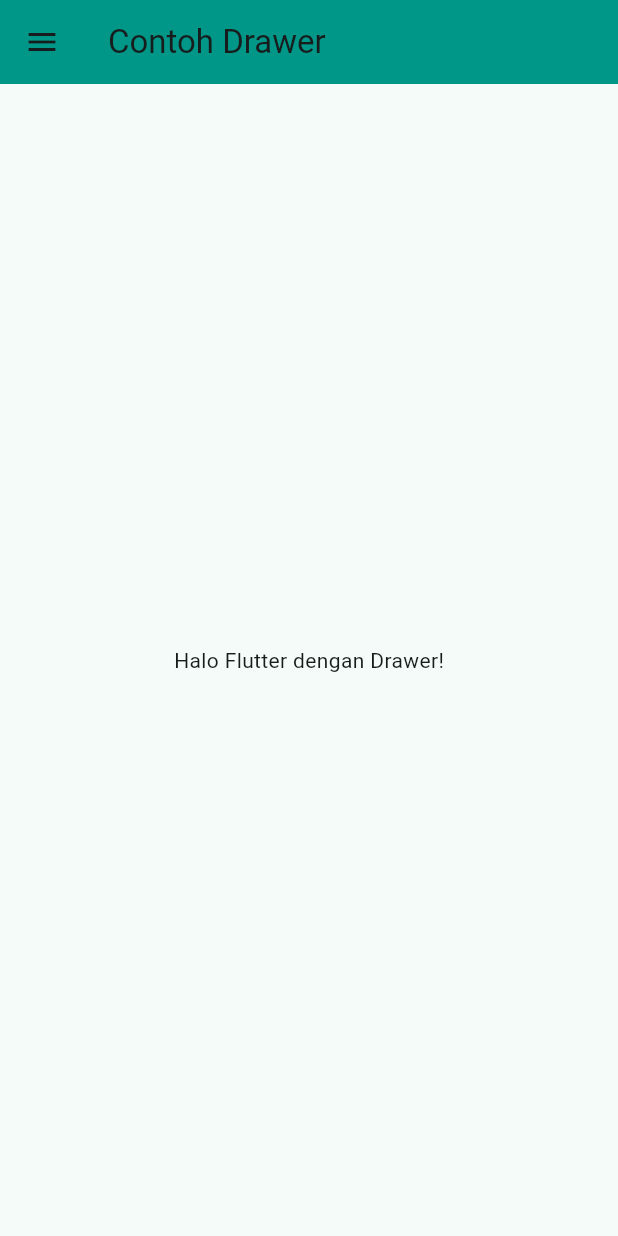
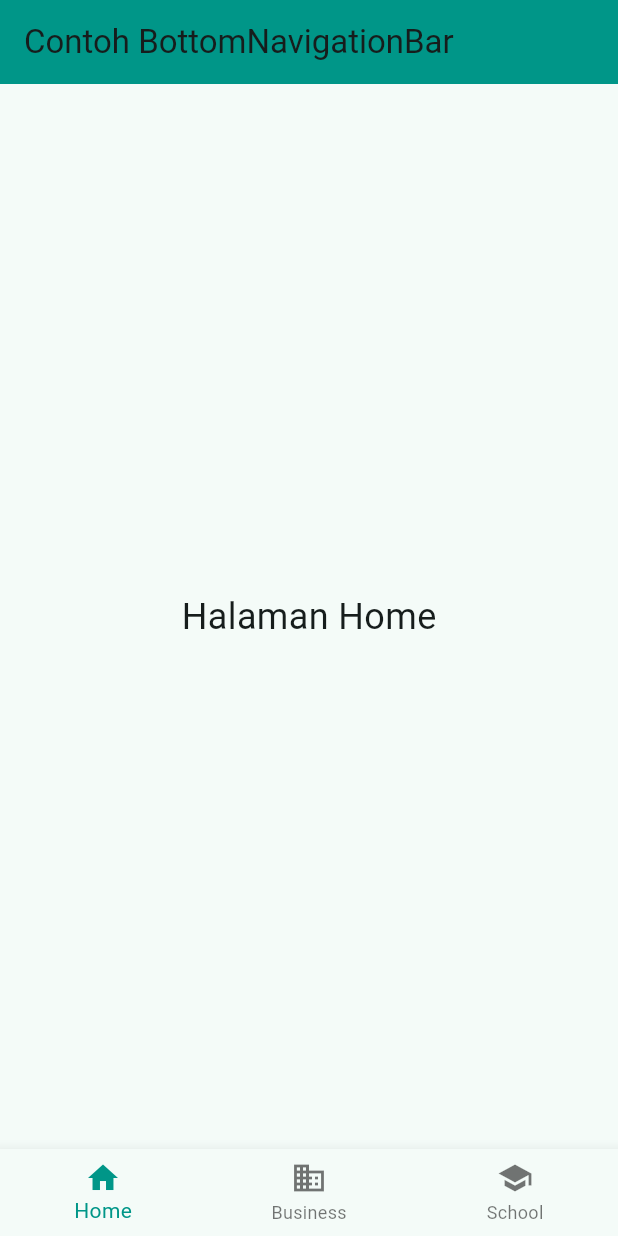
Before and after one commit to afiqfirdaus21/Pemrograman-Mobile, a Flutter app: the screen it shows after launch, on a phone screen of 412 x 824 dp. Run offline on Flutter 3.47's test engine with Material 3 defaults, Android fonts, the phone set to English and light mode, and no system bars.

Commit message:
bottom navitor bar

```diff
--- a/Pertemuan 6/praktikum1/lib/main.dart
+++ b/Pertemuan 6/praktikum1/lib/main.dart
@@ -10,7 +10,7 @@ class MyApp extends StatelessWidget {
   @override
   Widget build(BuildContext context) {
     return MaterialApp(
-      title: 'Contoh Drawer',
+      title: 'Contoh BottomNavigationBar',
       theme: ThemeData(
         colorScheme: ColorScheme.fromSeed(seedColor: Colors.teal),
       ),
@@ -19,44 +19,54 @@ class MyApp extends StatelessWidget {
   }
 }
 
-class MyHomePage extends StatelessWidget {
+class MyHomePage extends StatefulWidget {
   const MyHomePage({super.key});
+
+  @override
+  State<MyHomePage> createState() => _MyHomePageState();
+}
+
+class _MyHomePageState extends State<MyHomePage> {
+  int _selectedIndex = 0;
+
+  static const List<Widget> _pages = <Widget>[
+    Center(child: Text('Halaman Home', style: TextStyle(fontSize: 24))),
+    Center(child: Text('Halaman Business', style: TextStyle(fontSize: 24))),
+    Center(child: Text('Halaman School', style: TextStyle(fontSize: 24))),
+  ];
+
+  void _onItemTapped(int index) {
+    setState(() {
+      _selectedIndex = index;
+    });
+  }
 
   @override
   Widget build(BuildContext context) {
     return Scaffold(
       appBar: AppBar(
-        title: const Text("Contoh Drawer"),
+        title: const Text("Contoh BottomNavigationBar"),
         backgroundColor: Colors.teal,
       ),
-      drawer: Drawer(
-        child: ListView(
-          padding: EdgeInsets.zero,
-          children: const <Widget>[
-            DrawerHeader(
-              decoration: BoxDecoration(color: Colors.blue),
-              child: Text(
-                'Drawer Header',
-                style: TextStyle(color: Colors.white, fontSize: 24),
-              ),
-            ),
-            ListTile(
-              leading: Icon(Icons.message),
-              title: Text('Messages'),
-            ),
-            ListTile(
-              leading: Icon(Icons.account_circle),
-              title: Text('Profile'),
-            ),
-            ListTile(
-              leading: Icon(Icons.settings),
-              title: Text('Settings'),
-            ),
-          ],
-        ),
-      ),
-      body: const Center(
-        child: Text("Halo Flutter dengan Drawer!"),
+      body: _pages[_selectedIndex],
+      bottomNavigationBar: BottomNavigationBar(
+        items: const <BottomNavigationBarItem>[
+          BottomNavigationBarItem(
+            icon: Icon(Icons.home),
+            label: 'Home',
+          ),
+          BottomNavigationBarItem(
+            icon: Icon(Icons.business),
+            label: 'Business',
+          ),
+          BottomNavigationBarItem(
+            icon: Icon(Icons.school),
+            label: 'School',
+          ),
+        ],
+        currentIndex: _selectedIndex, // item aktif
+        selectedItemColor: Colors.teal,
+        onTap: _onItemTapped,
       ),
     );
   }
```
